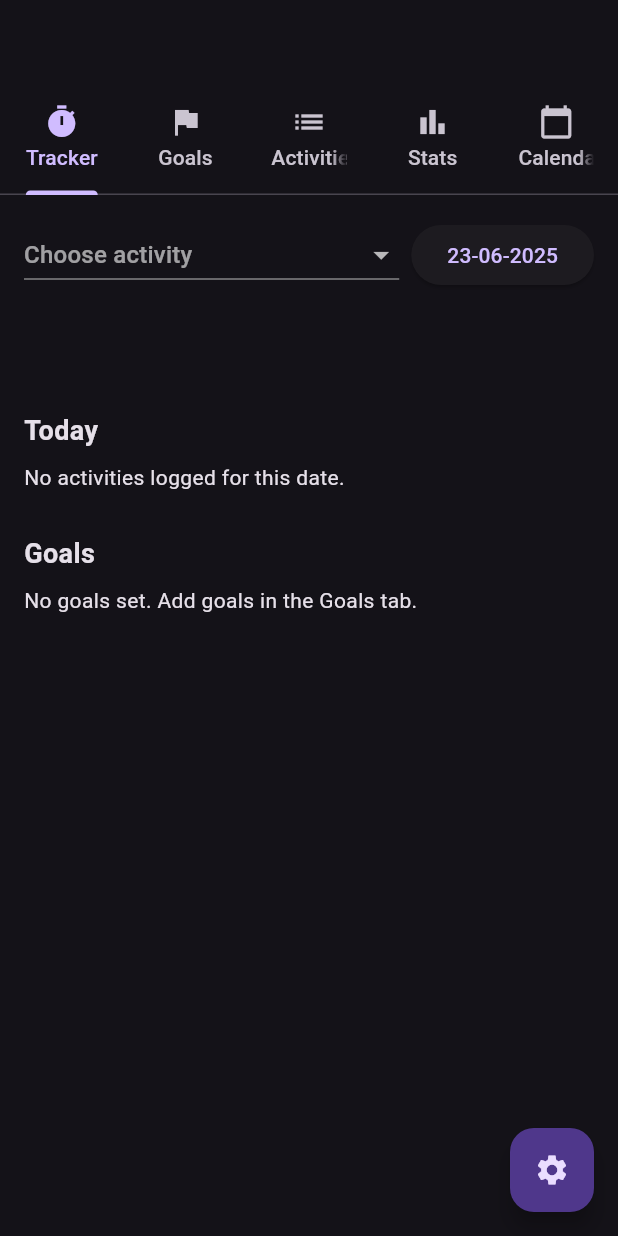
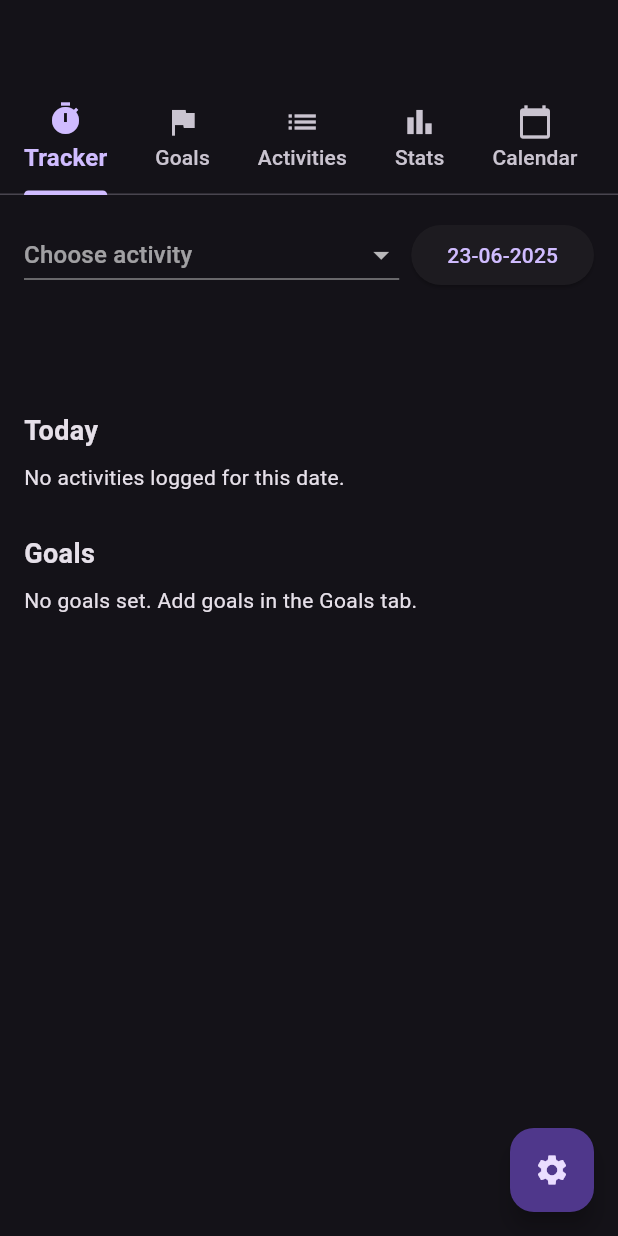
Before and after one commit to Pedziwiatrr/Lock-In-app, a Flutter app: the screen it shows after launch, on a phone screen of 412 x 824 dp. Run offline on Flutter 3.47's test engine with Material 3 defaults, Android fonts, the phone set to English and light mode, and no system bars; our stand-ins replace fl_chart, shared_preferences.

Commit message:
Improved tabs mechanic

```diff
--- a/lib/main.dart
+++ b/lib/main.dart
@@ -589,6 +589,11 @@ class _HomePageState extends State<HomePage> {
       child: Scaffold(
         appBar: AppBar(
             bottom: const TabBar(
+              isScrollable: true,
+              tabAlignment: TabAlignment.start,
+              labelPadding: const EdgeInsets.symmetric(horizontal: 16),
+              labelStyle: const TextStyle(fontSize: 16, fontWeight: FontWeight.bold),
+              unselectedLabelStyle: const TextStyle(fontSize: 14),
                 tabs: [
             Tab(icon: Icon(Icons.timer), text: 'Tracker'),
         Tab(icon: Icon(Icons.flag), text: 'Goals'),
```
